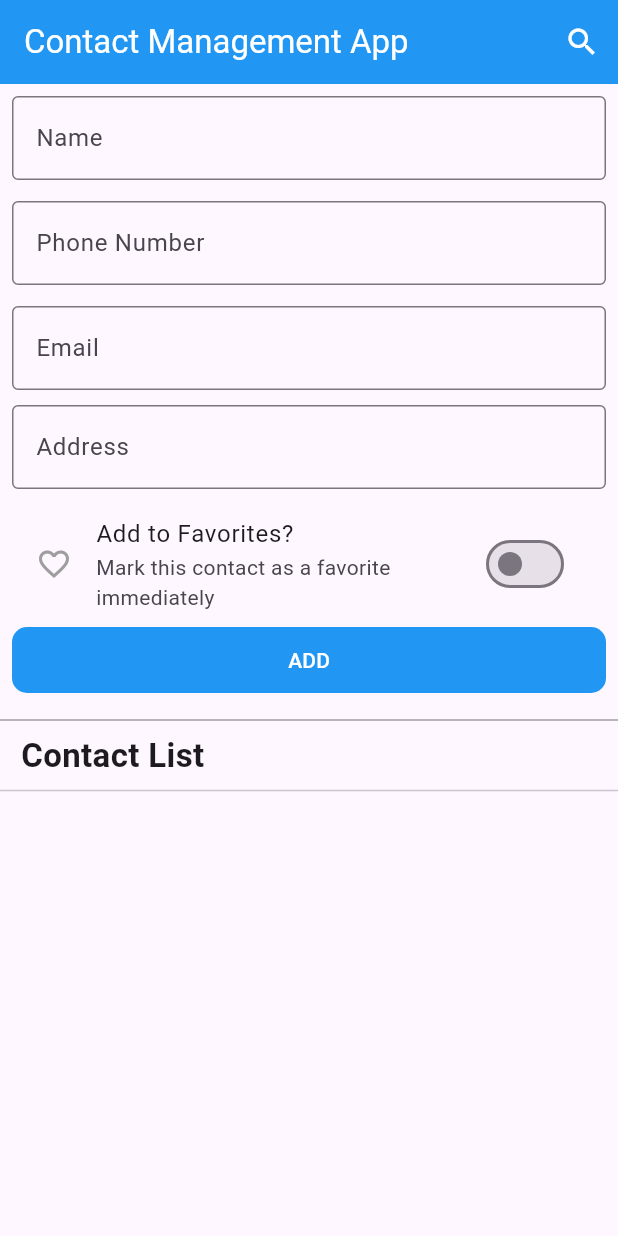
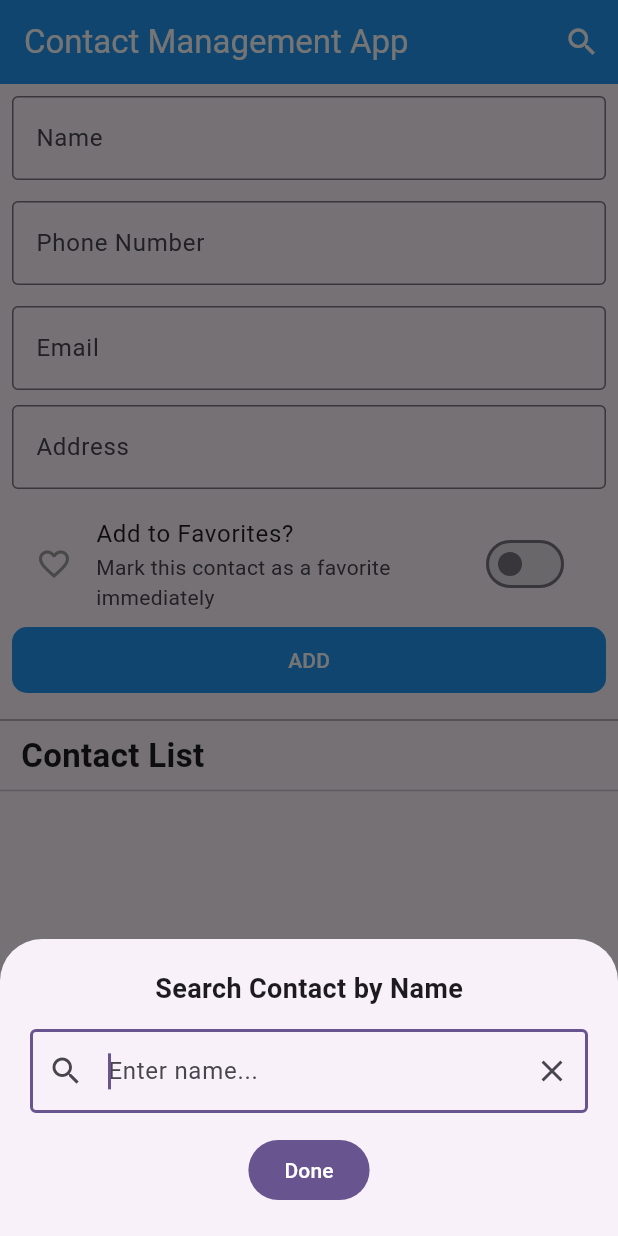
Before and after one commit to mazbaul20/Assignment-b19-m9, a Flutter app: the screen it shows after launch, after a tap on the "search" icon, on a phone screen of 412 x 824 dp. Run offline on Flutter 3.47's test engine with Material 3 defaults, Android fonts, the phone set to English and light mode, and no system bars; our stand-ins replace sqflite; accounts and stored records are empty.

Commit message:
Search Contact

```diff
--- a/lib/database/database_helper.dart
+++ b/lib/database/database_helper.dart
@@ -76,4 +76,18 @@ class DatabaseHelper {
       whereArgs: [id],
     );
   } // end method
+
+  Future<List<ContactModel>> searchContacts(String name) async {
+    final db = await database;
+
+    final List<Map<String, dynamic>> maps = await db.query(
+      'contacts',
+      where: 'name LIKE ?',
+      whereArgs: ['%$name%'],
+    );
+
+    return List.generate(maps.length, (i) {
+      return ContactModel.fromMap(maps[i]);
+    });
+  } // end method
 }
--- a/lib/screens/contact_screen.dart
+++ b/lib/screens/contact_screen.dart
@@ -4,6 +4,7 @@ import 'package:flutter/services.dart';
 import '../database/database_helper.dart';
 import '../models/contact_model.dart';
 import '../widgets/custom_snackbar.dart';
+import '../widgets/search_contact_widget.dart';
 
 class ContactScreen extends StatefulWidget {
   const ContactScreen({super.key});
@@ -171,7 +172,30 @@ class _ContactScreenState extends State<ContactScreen> {
         title: const Text('Contact Management App'),
         backgroundColor: Colors.blue,
         foregroundColor: Colors.white,
-        actions: [IconButton(icon: const Icon(Icons.search), onPressed: () {})],
+        actions: [
+          IconButton(
+            onPressed: () {
+              showModalBottomSheet(
+                context: context,
+                isScrollControlled: true,
+                builder: (BuildContext context) {
+                  return SearchContactBottomSheet(
+                    onSearchChanged: (query) async {
+                      final searchResult = await _db.searchContacts(query);
+                      setState(() {
+                        _contacts = searchResult;
+                      });
+                    },
+                    onClear: () async {
+                      await _readContact();
+                    },
+                  );
+                },
+              );
+            },
+            icon: const Icon(Icons.search),
+          ),
+        ],
       ),
 
       body: RefreshIndicator(
--- /dev/null
+++ b/lib/widgets/search_contact_widget.dart
@@ -0,0 +1,81 @@
+import 'package:flutter/material.dart';
+
+class SearchContactBottomSheet extends StatefulWidget {
+  final Future<void> Function(String query) onSearchChanged;
+  final VoidCallback onClear;
+
+  const SearchContactBottomSheet({
+    super.key,
+    required this.onSearchChanged,
+    required this.onClear,
+  });
+
+  @override
+  State<SearchContactBottomSheet> createState() => _SearchContactBottomSheetState();
+}
+
+class _SearchContactBottomSheetState extends State<SearchContactBottomSheet> {
+  late final TextEditingController _searchController;
+
+  @override
+  void initState() {
+    super.initState();
+    _searchController = TextEditingController();
+  }
+
+  @override
+  void dispose() {
+    _searchController.dispose();
+    super.dispose();
+  }
+
+  @override
+  Widget build(BuildContext context) {
+    return Padding(
+      padding: EdgeInsets.only(
+        bottom: MediaQuery.of(context).viewInsets.bottom,
+        top: 20,
+        left: 20,
+        right: 20,
+      ),
+      child: Column(
+        mainAxisSize: MainAxisSize.min,
+        children: [
+          const Text(
+            "Search Contact by Name",
+            style: TextStyle(
+              fontSize: 18,
+              fontWeight: FontWeight.bold,
+            ),
+          ),
+          const SizedBox(height: 14),
+          TextFormField(
+            controller: _searchController,
+            autofocus: true,
+            decoration: InputDecoration(
+              border: const OutlineInputBorder(),
+              hintText: 'Enter name...',
+              prefixIcon: const Icon(Icons.search),
+              suffixIcon: IconButton(
+                icon: const Icon(Icons.clear),
+                onPressed: () {
+                  _searchController.clear();
+                  widget.onClear();
+                },
+              ),
+            ),
+            onChanged: (value) {
+              widget.onSearchChanged(value.trim());
+            },
+          ),
+          const SizedBox(height: 14),
+          FilledButton(
+            onPressed: () => Navigator.pop(context),
+            child: const Text("Done"),
+          ),
+          const SizedBox(height: 20),
+        ],
+      ),
+    );
+  }
+}
```
